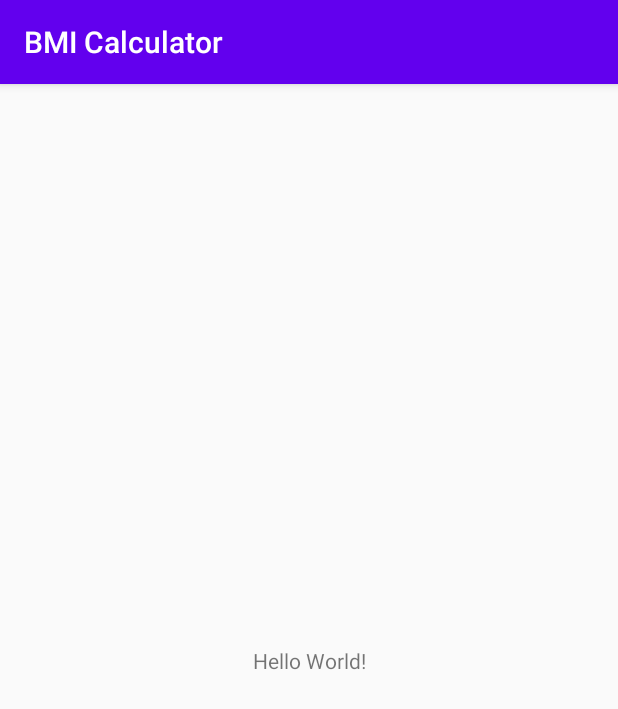
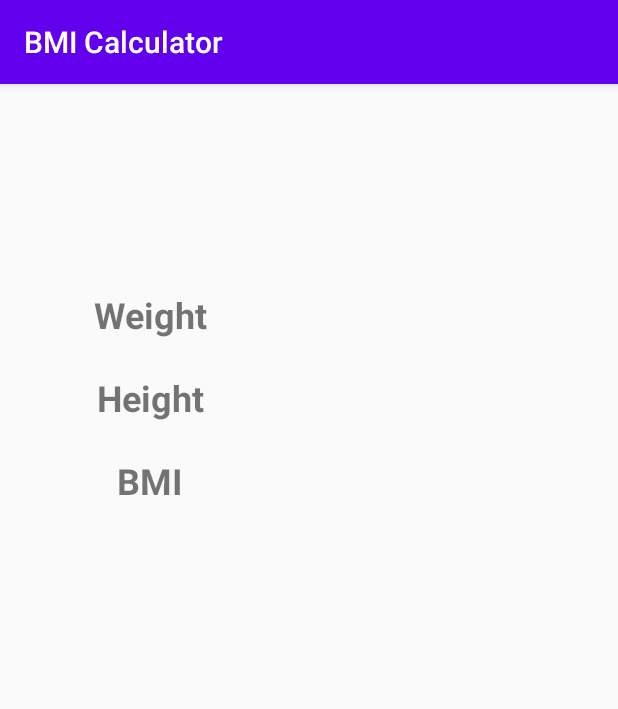
Before and after one commit to xyzhu99/CS213_Assignment5_BMICalculator, an Android app: the screen it shows after launch (MainActivity), on a phone screen of 412 x 824 dp. Shown: the top 709 px of the screen. Run offline under Robolectric (Android 15) with nearby library versions, the phone set to English and light mode, and no system bars.

Commit message:
Initial commit

```diff
--- a/app/src/main/res/layout/activity_main.xml
+++ b/app/src/main/res/layout/activity_main.xml
@@ -7,12 +7,45 @@
     tools:context=".MainActivity">
 
     <TextView
-        android:layout_width="wrap_content"
-        android:layout_height="wrap_content"
-        android:text="Hello World!"
-        app:layout_constraintBottom_toBottomOf="parent"
-        app:layout_constraintLeft_toLeftOf="parent"
-        app:layout_constraintRight_toRightOf="parent"
+        android:id="@+id/weight"
+        android:layout_width="120dp"
+        android:layout_height="35dp"
+        android:layout_marginStart="40dp"
+        android:layout_marginLeft="40dp"
+        android:layout_marginTop="136dp"
+        android:gravity="center"
+        android:text="Weight"
+        android:textSize="24sp"
+        android:textStyle="bold"
+        app:layout_constraintStart_toStartOf="parent"
         app:layout_constraintTop_toTopOf="parent" />
 
+    <TextView
+        android:id="@+id/bmi"
+        android:layout_width="120dp"
+        android:layout_height="35dp"
+        android:layout_marginTop="20dp"
+        android:gravity="center"
+        android:text="BMI"
+        android:textSize="24sp"
+        android:textStyle="bold"
+        app:layout_constraintEnd_toEndOf="@+id/height"
+        app:layout_constraintHorizontal_bias="0.0"
+        app:layout_constraintStart_toStartOf="@+id/height"
+        app:layout_constraintTop_toBottomOf="@+id/height" />
+
+    <TextView
+        android:id="@+id/height"
+        android:layout_width="120dp"
+        android:layout_height="35dp"
+        android:layout_marginTop="20dp"
+        android:gravity="center"
+        android:text="Height"
+        android:textSize="24sp"
+        android:textStyle="bold"
+        app:layout_constraintEnd_toEndOf="@+id/weight"
+        app:layout_constraintHorizontal_bias="0.0"
+        app:layout_constraintStart_toStartOf="@+id/weight"
+        app:layout_constraintTop_toBottomOf="@+id/weight" />
+
 </androidx.constraintlayout.widget.ConstraintLayout>
```
